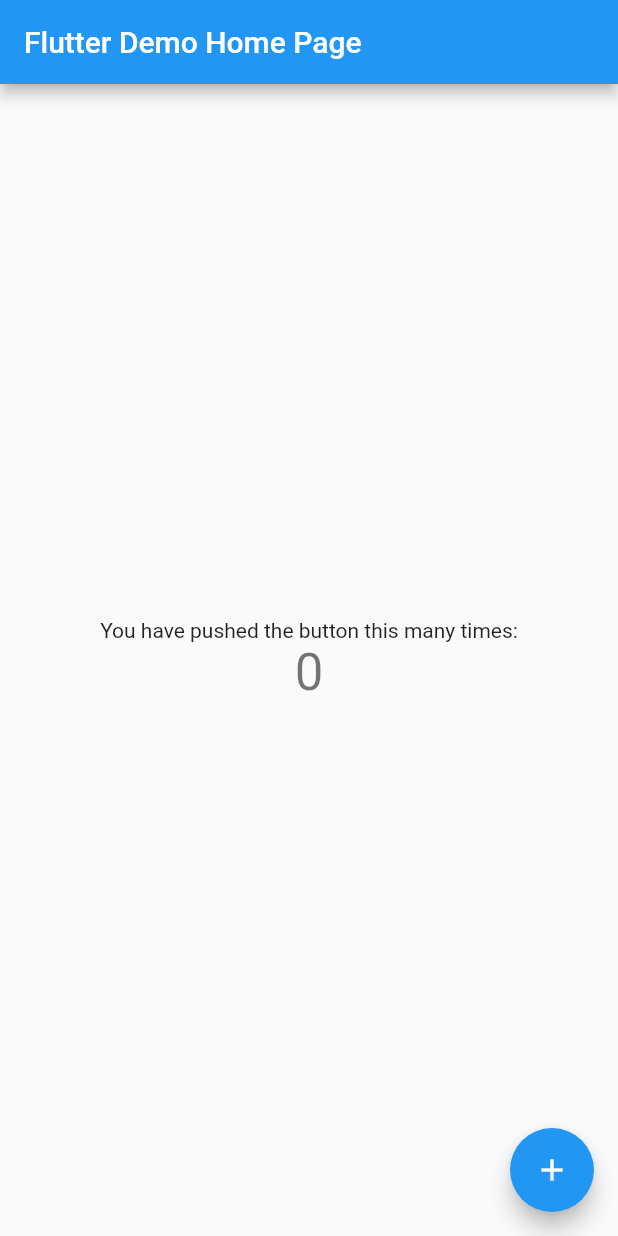
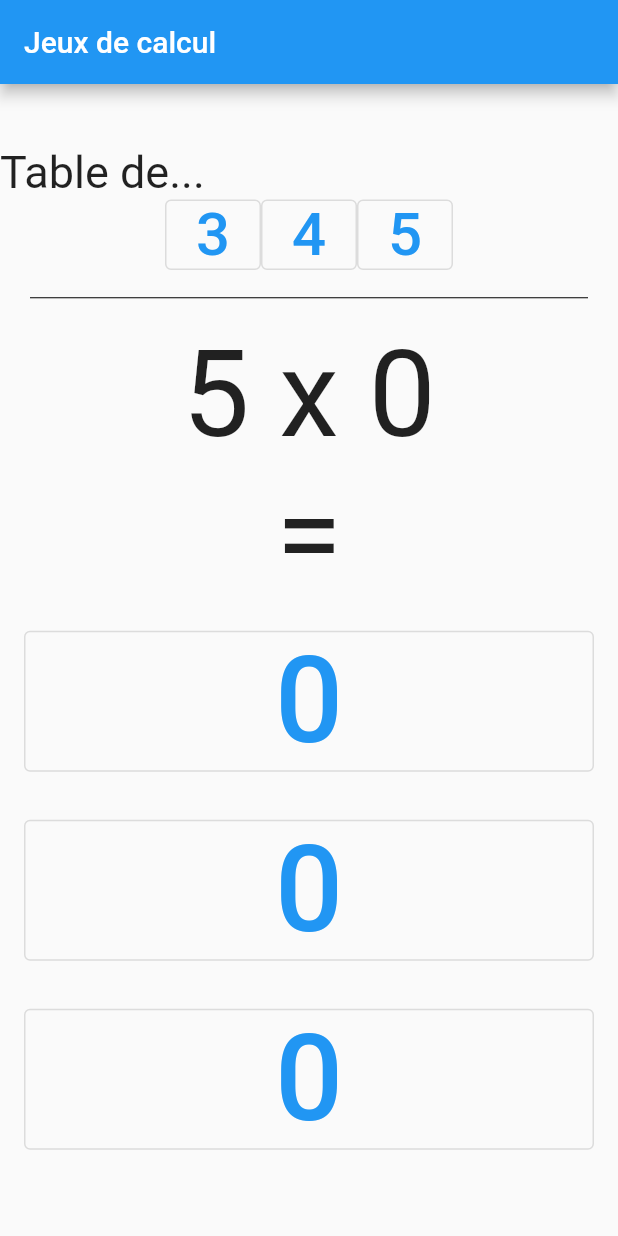
Before and after one commit to dhodin/table_multiplication, a Flutter app: the screen it shows after launch, on a phone screen of 412 x 824 dp. Run offline on Flutter 3.47's test engine with Material 2 defaults, Android fonts, the phone set to English and light mode, and no system bars.

Commit message:
3 jours de travail

```diff
--- /dev/null
+++ b/lib/ecrans/ecranMultiplication.dart
@@ -0,0 +1,125 @@
+import 'package:flutter/material.dart';
+import 'package:table_multiplication/classes/multiplication.dart';
+
+JeuxMultiplication maMultiplication = JeuxMultiplication(tableSelect: 5);
+
+class EcranAccueil extends StatefulWidget {
+  const EcranAccueil({Key? key}) : super(key: key);
+
+  @override
+  _EcranAccueilState createState() => _EcranAccueilState();
+}
+
+class _EcranAccueilState extends State<EcranAccueil> {
+  List<int> valeursMult = maMultiplication.Operation();
+  @override
+  Widget build(BuildContext context) {
+    return Scaffold(
+      appBar: AppBar(
+        title: Text("Jeux de calcul"),
+      ),
+      body: Column(
+        mainAxisAlignment: MainAxisAlignment.center,
+        crossAxisAlignment: CrossAxisAlignment.stretch,
+        children: [
+          Text(
+            "Table de...",
+            style: TextStyle(fontSize: 30.0),
+          ),
+          Row(
+            mainAxisAlignment: MainAxisAlignment.center,
+            children: [
+              OutlinedButton(
+                onPressed: () {
+                  setState(() {
+                    maMultiplication.ChangeDeTable(3);
+                    valeursMult = maMultiplication.Operation();
+                  });
+                },
+                child: Text("3", style: TextStyle(fontSize: 40.0)),
+              ),
+              OutlinedButton(
+                onPressed: () {
+                  setState(() {
+                    maMultiplication.ChangeDeTable(4);
+                    valeursMult = maMultiplication.Operation();
+                  });
+                },
+                child: Text("4", style: TextStyle(fontSize: 40.0)),
+              ),
+              OutlinedButton(
+                onPressed: () {
+                  setState(() {
+                    maMultiplication.ChangeDeTable(5);
+                    valeursMult = maMultiplication.Operation();
+                  });
+                },
+                child: Text("5", style: TextStyle(fontSize: 40.0)),
+              ),
+            ],
+          ),
+          Padding(
+            padding: EdgeInsets.fromLTRB(20.0, 10.0, 20.0, 10.0),
+            child: Divider(
+              color: Colors.black,
+            ),
+          ),
+          Row(
+            mainAxisAlignment: MainAxisAlignment.center,
+            children: [
+              Text(
+                valeursMult[0].toString() + " x " + valeursMult[1].toString(),
+                style: TextStyle(fontSize: 80.0),
+              ),
+            ],
+          ),
+          Row(
+            mainAxisAlignment: MainAxisAlignment.center,
+            children: [
+              Text(
+                "=",
+                style: TextStyle(fontSize: 80.0),
+              ),
+            ],
+          ),
+          Padding(
+            padding: EdgeInsets.all(16.0),
+            child: OutlinedButton(
+              onPressed: () {
+                setState(() {
+                  valeursMult = maMultiplication.Operation();
+                });
+              },
+              child: Text(valeursMult[2].toString(),
+                  style: TextStyle(fontSize: 80.0)),
+            ),
+          ),
+          Padding(
+            padding: EdgeInsets.all(16.0),
+            child: OutlinedButton(
+              onPressed: () {
+                setState(() {
+                  valeursMult = maMultiplication.Operation();
+                });
+              },
+              child: Text(valeursMult[2].toString(),
+                  style: TextStyle(fontSize: 80.0)),
+            ),
+          ),
+          Padding(
+            padding: EdgeInsets.all(16.0),
+            child: OutlinedButton(
+              onPressed: () {
+                setState(() {
+                  valeursMult = maMultiplication.Operation();
+                });
+              },
+              child: Text(valeursMult[2].toString(),
+                  style: TextStyle(fontSize: 80.0)),
+            ),
+          ),
+        ],
+      ),
+    );
+  }
+}
--- a/lib/main.dart
+++ b/lib/main.dart
@@ -1,4 +1,5 @@
 import 'package:flutter/material.dart';
+import 'package:table_multiplication/ecrans/ecranMultiplication.dart';
 
 void main() {
   runApp(const MyApp());
@@ -6,110 +7,14 @@ void main() {
 
 class MyApp extends StatelessWidget {
   const MyApp({Key? key}) : super(key: key);
-
-  // This widget is the root of your application.
   @override
   Widget build(BuildContext context) {
     return MaterialApp(
       title: 'Flutter Demo',
       theme: ThemeData(
-        // This is the theme of your application.
-        //
-        // Try running your application with "flutter run". You'll see the
-        // application has a blue toolbar. Then, without quitting the app, try
-        // changing the primarySwatch below to Colors.green and then invoke
-        // "hot reload" (press "r" in the console where you ran "flutter run",
-        // or simply save your changes to "hot reload" in a Flutter IDE).
-        // Notice that the counter didn't reset back to zero; the application
-        // is not restarted.
         primarySwatch: Colors.blue,
       ),
-      home: const MyHomePage(title: 'Flutter Demo Home Page'),
+      home: const EcranAccueil(),
     );
   }
 }
-
-class MyHomePage extends StatefulWidget {
-  const MyHomePage({Key? key, required this.title}) : super(key: key);
-
-  // This widget is the home page of your application. It is stateful, meaning
-  // that it has a State object (defined below) that contains fields that affect
-  // how it looks.
-
-  // This class is the configuration for the state. It holds the values (in this
-  // case the title) provided by the parent (in this case the App widget) and
-  // used by the build method of the State. Fields in a Widget subclass are
-  // always marked "final".
-
-  final String title;
-
-  @override
-  State<MyHomePage> createState() => _MyHomePageState();
-}
-
-class _MyHomePageState extends State<MyHomePage> {
-  int _counter = 0;
-
-  void _incrementCounter() {
-    setState(() {
-      // This call to setState tells the Flutter framework that something has
-      // changed in this State, which causes it to rerun the build method below
-      // so that the display can reflect the updated values. If we changed
-      // _counter without calling setState(), then the build method would not be
-      // called again, and so nothing would appear to happen.
-      _counter++;
-    });
-  }
-
-  @override
-  Widget build(BuildContext context) {
-    // This method is rerun every time setState is called, for instance as done
-    // by the _incrementCounter method above.
-    //
-    // The Flutter framework has been optimized to make rerunning build methods
-    // fast, so that you can just rebuild anything that needs updating rather
-    // than having to individually change instances of widgets.
-    return Scaffold(
-      appBar: AppBar(
-        // Here we take the value from the MyHomePage object that was created by
-        // the App.build method, and use it to set our appbar title.
-        title: Text(widget.title),
-      ),
-      body: Center(
-        // Center is a layout widget. It takes a single child and positions it
-        // in the middle of the parent.
-        child: Column(
-          // Column is also a layout widget. It takes a list of children and
-          // arranges them vertically. By default, it sizes itself to fit its
-          // children horizontally, and tries to be as tall as its parent.
-          //
-          // Invoke "debug painting" (press "p" in the console, choose the
-          // "Toggle Debug Paint" action from the Flutter Inspector in Android
-          // Studio, or the "Toggle Debug Paint" command in Visual Studio Code)
-          // to see the wireframe for each widget.
-          //
-          // Column has various properties to control how it sizes itself and
-          // how it positions its children. Here we use mainAxisAlignment to
-          // center the children vertically; the main axis here is the vertical
-          // axis because Columns are vertical (the cross axis would be
-          // horizontal).
-          mainAxisAlignment: MainAxisAlignment.center,
-          children: <Widget>[
-            const Text(
-              'You have pushed the button this many times:',
-            ),
-            Text(
-              '$_counter',
-              style: Theme.of(context).textTheme.headline4,
-            ),
-          ],
-        ),
-      ),
-      floatingActionButton: FloatingActionButton(
-        onPressed: _incrementCounter,
-        tooltip: 'Increment',
-        child: const Icon(Icons.add),
-      ), // This trailing comma makes auto-formatting nicer for build methods.
-    );
-  }
-}
```
Also changed, not shown: lib/classes/multiplication.dart (added, +20 -0 lines), 2 other files.
